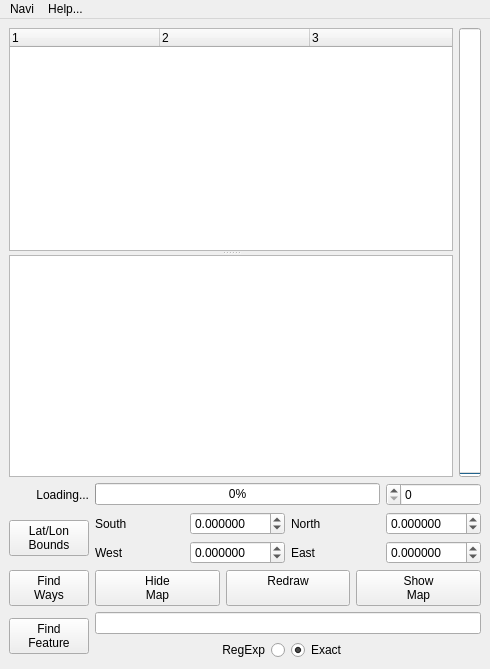
This is ui/asroute.ui in berndhs/navi as Qt 5 draws it before an edit. The edited form follows.
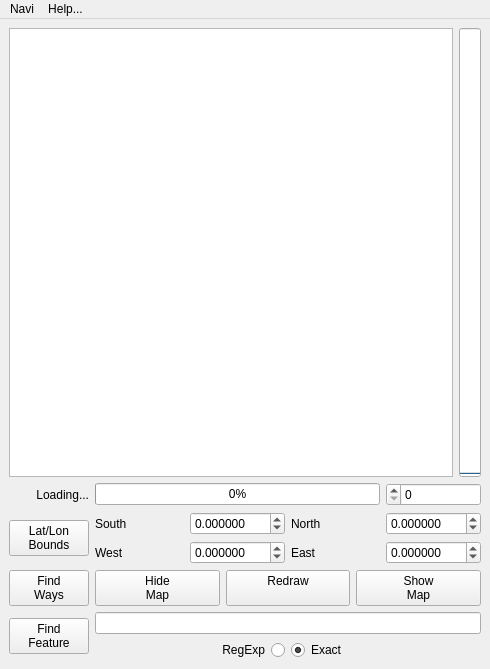
This is the edited form. Icons and pictures are not drawn.

The edit to the form file:
```diff
--- a/ui/asroute.ui
+++ b/ui/asroute.ui
@@ -24,32 +24,6 @@
       <property name="orientation">
        <enum>Qt::Vertical</enum>
       </property>
-      <widget class="QTreeWidget" name="featureDisplay">
-       <property name="columnCount">
-        <number>3</number>
-       </property>
-       <attribute name="headerDefaultSectionSize">
-        <number>150</number>
-       </attribute>
-       <attribute name="headerMinimumSectionSize">
-        <number>100</number>
-       </attribute>
-       <column>
-        <property name="text">
-         <string/>
-        </property>
-       </column>
-       <column>
-        <property name="text">
-         <string/>
-        </property>
-       </column>
-       <column>
-        <property name="text">
-         <string notr="true"/>
-        </property>
-       </column>
-      </widget>
       <widget class="QTextBrowser" name="logDisplay"/>
      </widget>
     </item>
```
